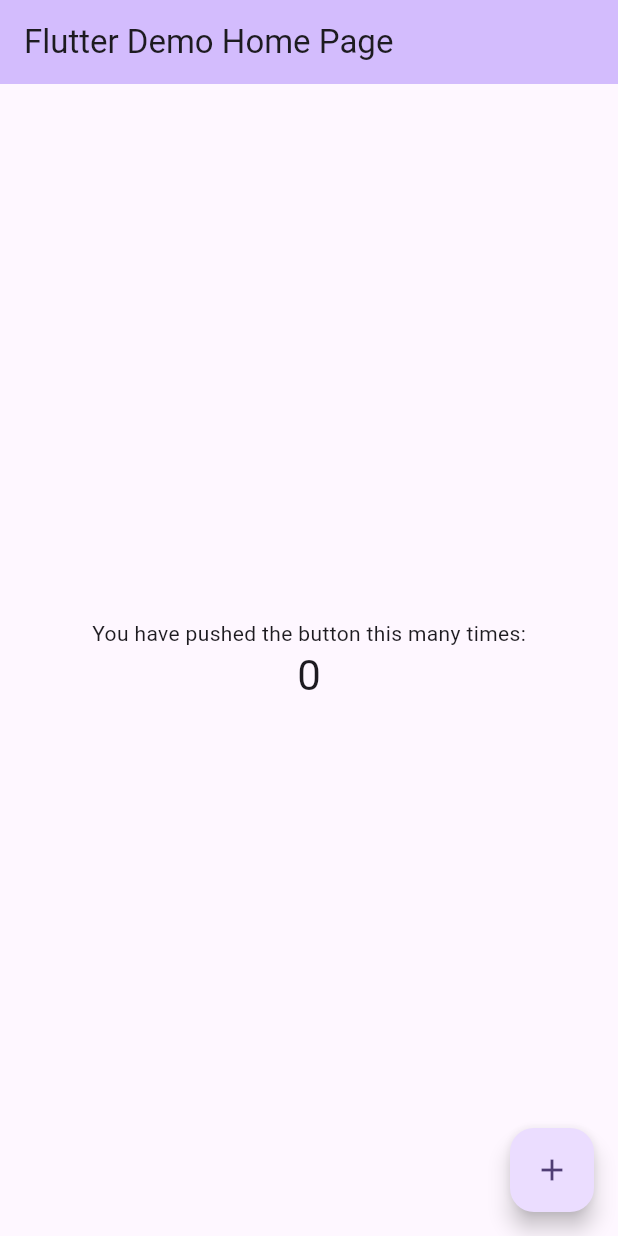
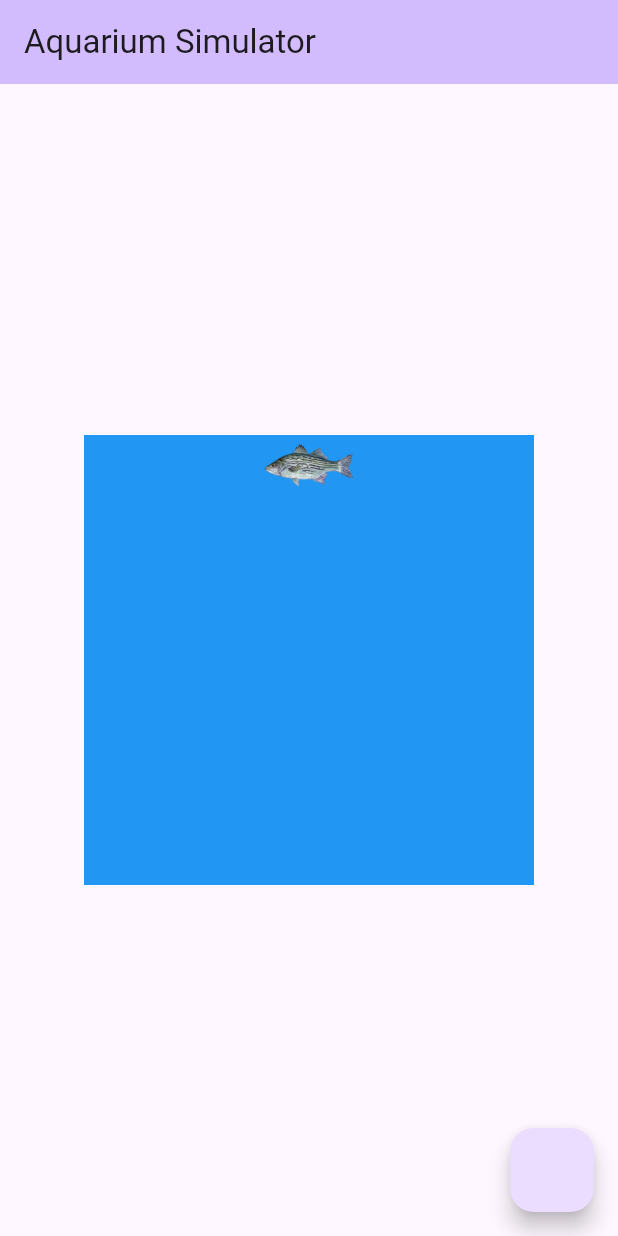
Before and after one commit to CelineSelke/mad_cw5_bonus, a Flutter app: the screen it shows after launch, on a phone screen of 412 x 824 dp. Run offline on Flutter 3.47's test engine with Material 3 defaults, Android fonts, the phone set to English and light mode, and no system bars.

Commit message:
add fish on startup, addfish button

```diff
--- a/lib/main.dart
+++ b/lib/main.dart
@@ -1,4 +1,5 @@
 import 'package:flutter/material.dart';
+import 'dart:math';
 
 void main() {
   runApp(const MyApp());
@@ -11,7 +12,7 @@
   @override
   Widget build(BuildContext context) {
     return MaterialApp(
-      title: 'Flutter Demo',
+      title: 'Aquarium Simulation',
       theme: ThemeData(
         // This is the theme of your application.
         //
@@ -30,7 +31,7 @@
         // tested with just a hot reload.
         colorScheme: ColorScheme.fromSeed(seedColor: Colors.deepPurple),
       ),
-      home: const MyHomePage(title: 'Flutter Demo Home Page'),
+      home: const MyHomePage(title: 'Aquarium Simulator'),
     );
   }
 }
@@ -53,19 +54,35 @@
   State<MyHomePage> createState() => _MyHomePageState();
 }
 
+
 class _MyHomePageState extends State<MyHomePage> {
-  int _counter = 0;
+    int fishCount = 1;
+    int maxFish = 2;
 
-  void _incrementCounter() {
-    setState(() {
-      // This call to setState tells the Flutter framework that something has
-      // changed in this State, which causes it to rerun the build method below
-      // so that the display can reflect the updated values. If we changed
-      // _counter without calling setState(), then the build method would not be
-      // called again, and so nothing would appear to happen.
-      _counter++;
-    });
-  }
+    Widget fishContainer(String imageURL){
+      return SizedBox(height: 40, width: 80, child: Image(image: AssetImage("assets/images/fish$imageURL.png")));
+    }
+
+    void addFish(){
+      setState(() {
+        if(fishCount+1 <= maxFish){
+          fishCount++;
+        }
+      });
+    }
+
+    List<double> getEndpoint(){
+      double x = 0.0;
+      double y = 0.0;
+
+      x = Random().nextDouble();
+      y = Random().nextDouble();
+
+      return [x, y];
+    }
+
+
+
 
   @override
   Widget build(BuildContext context) {
@@ -104,19 +121,33 @@
           // wireframe for each widget.
           mainAxisAlignment: MainAxisAlignment.center,
           children: <Widget>[
-            const Text('You have pushed the button this many times:'),
-            Text(
-              '$_counter',
-              style: Theme.of(context).textTheme.headlineMedium,
-            ),
+            Padding(
+              padding: EdgeInsets.all(15),
+              child: Container(
+                height: 300,
+                width: 300,
+                color: Colors.blue,
+                child: Stack(
+                  children: <Widget>[
+                    ListView.builder(
+                      itemCount: fishCount,
+                      itemBuilder: (context,index){
+                        return fishContainer(index.toString());
+                      },
+                    )
+
+
+                  ],
+                ),
+              ),
+            )
           ],
         ),
+
       ),
-      floatingActionButton: FloatingActionButton(
-        onPressed: _incrementCounter,
-        tooltip: 'Increment',
-        child: const Icon(Icons.add),
-      ), // This trailing comma makes auto-formatting nicer for build methods.
+      floatingActionButton: FloatingActionButton(onPressed: addFish,),
+
+ // This trailing comma makes auto-formatting nicer for build methods.
     );
   }
 }
```
Also changed, not shown: assets/images/fish0.png (added), assets/images/fish1.png, assets/images/fish2.jpg (deleted), assets/images/fish3.png (deleted).
